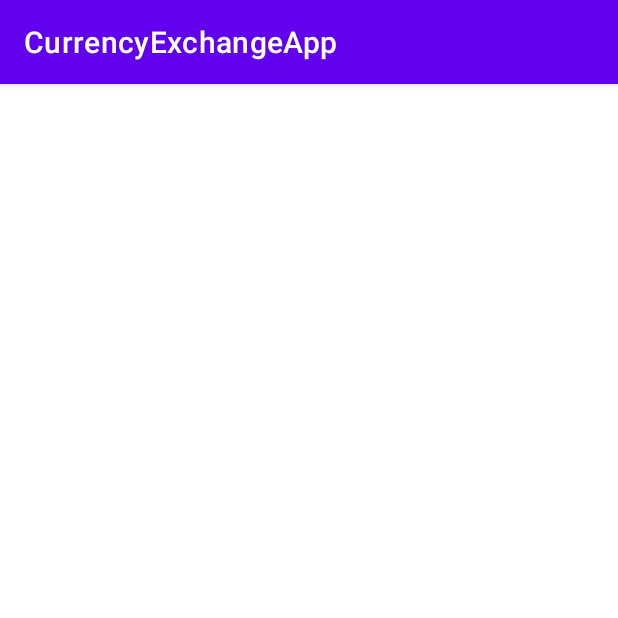
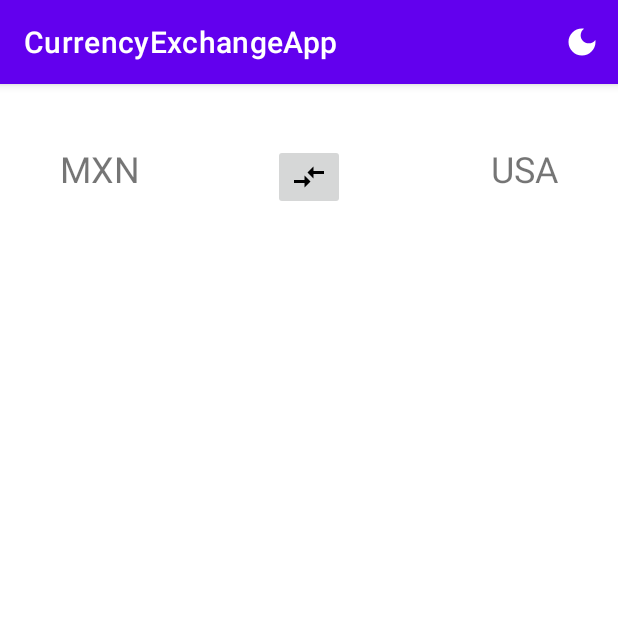
Before and after one commit to misael-reyes/currency-exchange, an Android app: the screen it shows after launch (HomeActivity), on a phone screen of 412 x 824 dp, the top half of it. Run offline under Robolectric (Android 15) with nearby library versions, the phone set to English and light mode, and no system bars.

Commit message:
dark theme demo

```diff
--- a/app/src/main/java/com/example/currencyexchangeapp/ui/home/HomeActivity.java
+++ b/app/src/main/java/com/example/currencyexchangeapp/ui/home/HomeActivity.java
@@ -1,8 +1,11 @@
 package com.example.currencyexchangeapp.ui.home;
 
 import androidx.appcompat.app.AppCompatActivity;
+import androidx.appcompat.app.AppCompatDelegate;
 
 import android.os.Bundle;
+import android.view.Menu;
+import android.view.MenuItem;
 import android.view.View;
 
 import com.example.currencyexchangeapp.R;
@@ -20,5 +23,42 @@ public class HomeActivity extends AppCompatActivity {
         binding = ActivityHomeBinding.inflate(getLayoutInflater());
         View view = binding.getRoot();
         setContentView(view);
+
+//        binding.sw1.setOnClickListener(new View.OnClickListener() {
+//            @Override
+//            public void onClick(View view) {
+//                if (binding.sw1.isChecked())
+//                    setDayNight(0);
+//                else
+//                    setDayNight(1);
+//            }
+//        });
+    }
+
+    public void setDayNight(int theme){
+        //SharedPreferences sp = getSharedPreferences("SP", this.MODE_PRIVATE);
+        //int theme = sp.getInt("Theme", 1);
+        if(theme==0){
+            getDelegate().setLocalNightMode(AppCompatDelegate.MODE_NIGHT_YES);
+        }
+        else{
+            getDelegate().setLocalNightMode(AppCompatDelegate.MODE_NIGHT_NO);
+        }
+    }
+
+    // metodo para mostrar el menu
+    public boolean onCreateOptionsMenu(Menu menu) {
+        getMenuInflater().inflate(R.menu.menu_theme, menu);
+        return true;
+    }
+
+    public boolean onOptionsItemSelected(MenuItem item) {
+        int id = item.getItemId();
+        if (id == R.id.item_theme) {
+            setDayNight(0);
+        } else {
+            setDayNight(1);
+        }
+        return super.onOptionsItemSelected(item);
     }
 }
--- /dev/null
+++ b/app/src/main/res/drawable/ic_compare_arrows.xml
@@ -0,0 +1,11 @@
+<vector xmlns:android="http://schemas.android.com/apk/res/android"
+    android:width="24dp"
+    android:height="24dp"
+    android:viewportWidth="24"
+    android:viewportHeight="24"
+    android:tint="?attr/colorControlNormal"
+    android:autoMirrored="true">
+  <path
+      android:fillColor="@android:color/white"
+      android:pathData="M9.01,14H2v2h7.01v3L13,15l-3.99,-4V14zM14.99,13v-3H22V8h-7.01V5L11,9L14.99,13z"/>
+</vector>
--- /dev/null
+++ b/app/src/main/res/drawable/ic_dark_mode.xml
@@ -0,0 +1,10 @@
+<vector xmlns:android="http://schemas.android.com/apk/res/android"
+    android:width="24dp"
+    android:height="24dp"
+    android:viewportWidth="24"
+    android:viewportHeight="24"
+    android:tint="?attr/colorControlNormal">
+  <path
+      android:fillColor="@android:color/white"
+      android:pathData="M12,3c-4.97,0 -9,4.03 -9,9s4.03,9 9,9s9,-4.03 9,-9c0,-0.46 -0.04,-0.92 -0.1,-1.36c-0.98,1.37 -2.58,2.26 -4.4,2.26c-2.98,0 -5.4,-2.42 -5.4,-5.4c0,-1.81 0.89,-3.42 2.26,-4.4C12.92,3.04 12.46,3 12,3L12,3z"/>
+</vector>
--- a/app/src/main/res/layout/activity_home.xml
+++ b/app/src/main/res/layout/activity_home.xml
@@ -6,4 +6,44 @@
     android:layout_height="match_parent"
     tools:context=".ui.home.HomeActivity">
 
+
+    <TextView
+        android:id="@+id/tv_pais1"
+        android:layout_width="wrap_content"
+        android:layout_height="wrap_content"
+        android:layout_marginStart="40dp"
+        android:layout_marginTop="40dp"
+        android:text="MXN"
+        android:textSize="24sp"
+        app:layout_constraintStart_toStartOf="parent"
+        app:layout_constraintTop_toTopOf="parent"
+        tools:ignore="MissingConstraints" />
+
+    <TextView
+        android:id="@+id/tv_pais2"
+        android:layout_width="wrap_content"
+        android:layout_height="wrap_content"
+        android:layout_marginTop="40dp"
+        android:layout_marginEnd="40dp"
+        android:text="USA"
+        android:textSize="24sp"
+        app:layout_constraintEnd_toEndOf="parent"
+        app:layout_constraintTop_toTopOf="parent"
+        tools:ignore="MissingConstraints" />
+
+    <ImageButton
+        android:id="@+id/imageButton"
+        android:layout_width="wrap_content"
+        android:layout_height="wrap_content"
+        android:layout_marginTop="40dp"
+        android:contentDescription="@string/app_name"
+        android:src="@drawable/ic_compare_arrows"
+        app:layout_constraintEnd_toEndOf="parent"
+        app:layout_constraintStart_toStartOf="parent"
+        app:layout_constraintTop_toTopOf="parent"
+        app:tint="@color/black"
+        tools:ignore="TouchTargetSizeCheck,DuplicateSpeakableTextCheck" />
+
+
+
 </androidx.constraintlayout.widget.ConstraintLayout>
--- /dev/null
+++ b/app/src/main/res/layout/switch_item.xml
@@ -0,0 +1,11 @@
+<RelativeLayout
+    xmlns:android="http://schemas.android.com/apk/res/android"
+    android:layout_width="match_parent"
+    android:layout_height="match_parent">
+
+    <Switch
+        android:layout_width="wrap_content"
+        android:layout_height="wrap_content"
+        android:layout_centerHorizontal="true"
+        android:layout_centerVertical="true" />
+</RelativeLayout>
--- /dev/null
+++ b/app/src/main/res/menu/menu_theme.xml
@@ -0,0 +1,10 @@
+<?xml version="1.0" encoding="utf-8"?>
+<menu xmlns:app="http://schemas.android.com/apk/res-auto"
+    xmlns:android="http://schemas.android.com/apk/res/android">
+    <item
+        android:id="@+id/item_theme"
+        android:title="Item"
+        android:icon="@drawable/ic_dark_mode"
+        app:showAsAction="always"
+        />
+</menu>
```
